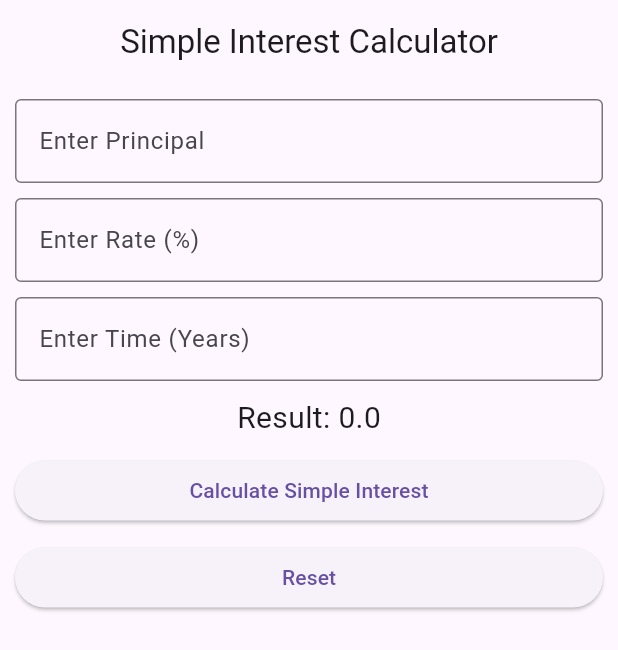
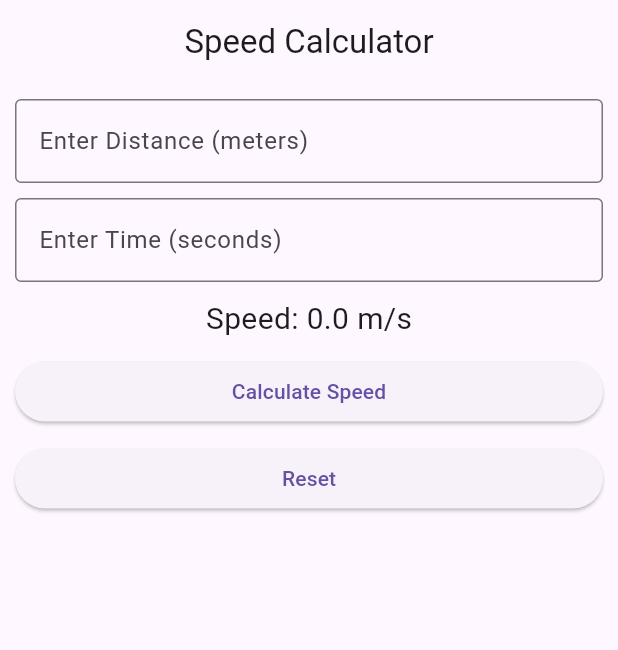
Before and after one commit to kripesh03/class_assignment_two, a Flutter app: the screen it shows after launch, on a phone screen of 412 x 824 dp. Shown: the top 650 px of the screen. Run offline on Flutter 3.47's test engine with Material 3 defaults, Android fonts, the phone set to English and light mode, and no system bars; our stand-ins replace flutter_bloc.

Commit message:
speed calculator view added

```diff
--- a/lib/app.dart
+++ b/lib/app.dart
@@ -1,5 +1,4 @@
-import 'package:class_assignment_two/view/area_of_circle_cubit_view.dart';
-import 'package:class_assignment_two/view/simple_interest_cubit_view.dart';
+import 'package:class_assignment_two/view/speed_cubit_view.dart';
 import 'package:flutter/material.dart';
 
 class App extends StatelessWidget {
@@ -9,7 +8,7 @@ class App extends StatelessWidget {
   Widget build(BuildContext context) {
     return const MaterialApp(
       debugShowCheckedModeBanner: false,
-      home: SimpleInterestView(),
+      home: SpeedCalculatorView(),
     );
   }
 }
--- a/lib/view/speed_cubit_view.dart
+++ b/lib/view/speed_cubit_view.dart
@@ -0,0 +1,73 @@
+import 'package:flutter/material.dart';
+
+class SpeedCalculatorView extends StatefulWidget {
+  const SpeedCalculatorView({super.key});
+
+  @override
+  State<SpeedCalculatorView> createState() => _SpeedCalculatorViewState();
+}
+
+class _SpeedCalculatorViewState extends State<SpeedCalculatorView> {
+  final distanceController = TextEditingController();
+  final timeController = TextEditingController();
+  double result = 0.0;
+  final myKey = GlobalKey<FormState>();
+
+  @override
+  Widget build(BuildContext context) {
+    return Scaffold(
+      appBar: AppBar(
+        title: const Text('Speed Calculator'),
+        centerTitle: true,
+      ),
+      body: Padding(
+        padding: const EdgeInsets.all(10),
+        child: Form(
+          key: myKey,
+          child: Column(
+            children: [
+              TextFormField(
+                controller: distanceController,
+                keyboardType: TextInputType.number,
+                decoration: const InputDecoration(
+                  labelText: 'Enter Distance (meters)',
+                  border: OutlineInputBorder(),
+                ),
+              ),
+              const SizedBox(height: 10),
+              TextFormField(
+                controller: timeController,
+                keyboardType: TextInputType.number,
+                decoration: const InputDecoration(
+                  labelText: 'Enter Time (seconds)',
+                  border: OutlineInputBorder(),
+                ),
+              ),
+              const SizedBox(height: 10),
+              Text(
+                'Speed: $result m/s',
+                style: const TextStyle(fontSize: 20),
+              ),
+              const SizedBox(height: 10),
+              SizedBox(
+                width: double.infinity,
+                child: ElevatedButton(
+                  onPressed: () {},
+                  child: const Text('Calculate Speed'),
+                ),
+              ),
+              const SizedBox(height: 10),
+              SizedBox(
+                width: double.infinity,
+                child: ElevatedButton(
+                  onPressed: () {},
+                  child: const Text('Reset'),
+                ),
+              ),
+            ],
+          ),
+        ),
+      ),
+    );
+  }
+}
```
